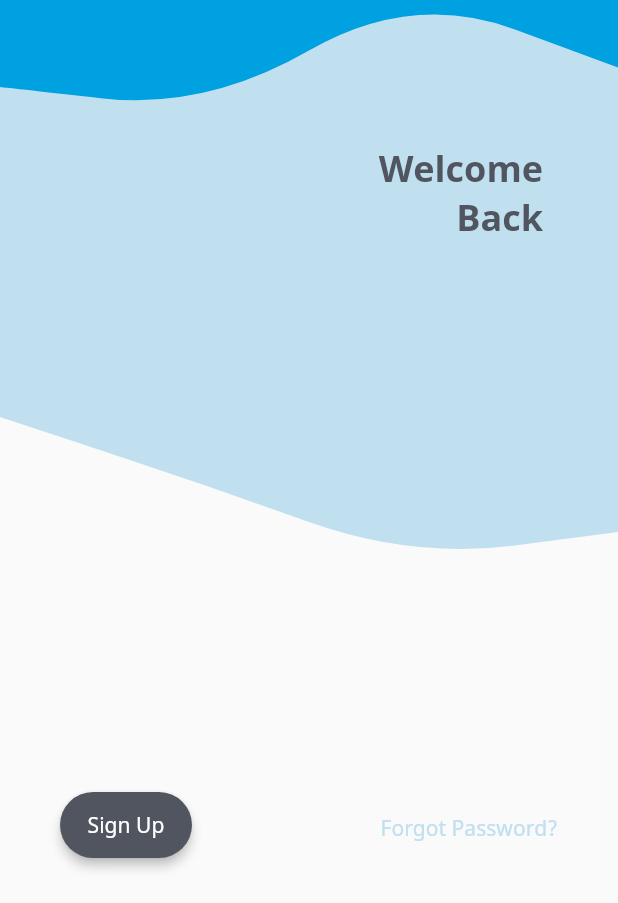
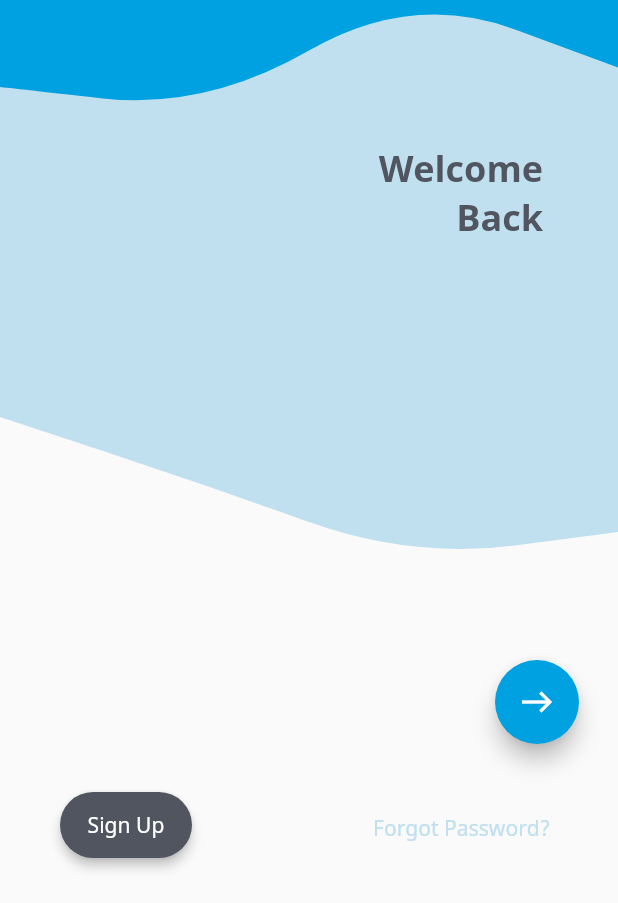
Before and after one commit to padong4284/padong-app, a Flutter app: the screen it shows after launch, on a phone screen of 412 x 824 dp, the part 333-1236 px from its top. Run offline on Flutter 3.47's test engine with Material 2 defaults, Android fonts, the phone set to English and light mode, and no system bars.

Commit message:
feat: floating button

```diff
--- a/lib/ui/views/sign/sign_view.dart
+++ b/lib/ui/views/sign/sign_view.dart
@@ -17,7 +17,8 @@ class SignView extends StatefulWidget {
   SignView(this.isSignIn, this.welcomeMsg);
 
   @override
-  _SignViewState createState() => _SignViewState(this.isSignIn, this.welcomeMsg);
+  _SignViewState createState() =>
+      _SignViewState(this.isSignIn, this.welcomeMsg);
 }
 
 class _SignViewState extends State<SignView>
@@ -74,6 +75,13 @@ class _SignViewState extends State<SignView>
   @override
   Widget build(BuildContext context) {
     return Scaffold(
+        floatingActionButton: Container(
+            padding: const EdgeInsets.only(right: 10.0, bottom: 90.0),
+            child: FloatingActionButton(
+              child: Icon(Icons.east, color: AppTheme.colors.base),
+              backgroundColor: AppTheme.colors.primary,
+              onPressed: () {},
+            )),
         body: SafeArea(
           top: false, // only Sign In & Up View
           child: Stack(children: <Widget>[
@@ -127,12 +135,11 @@ class _SignViewState extends State<SignView>
                 )),
             Container(
                 alignment: Alignment.bottomRight,
-          padding: const EdgeInsets.only(left: 40, right: 40, bottom: 40),
+                padding: const EdgeInsets.only(left: 40, right: 45, bottom: 40),
                 child: TranspButton(
                     title: 'Forgot Password?',
                     color: AppTheme.colors.semiPrimary,
-            buttonSize: ButtonSize.REGULAR
-          ))
+                    buttonSize: ButtonSize.REGULAR))
           ]),
         ));
   }
```
Lines whose indentation alone changed are shown as unchanged.
